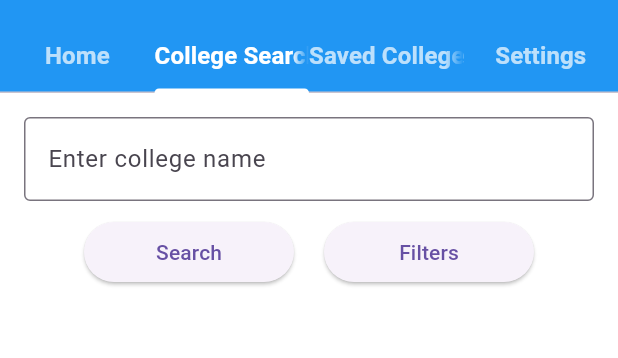
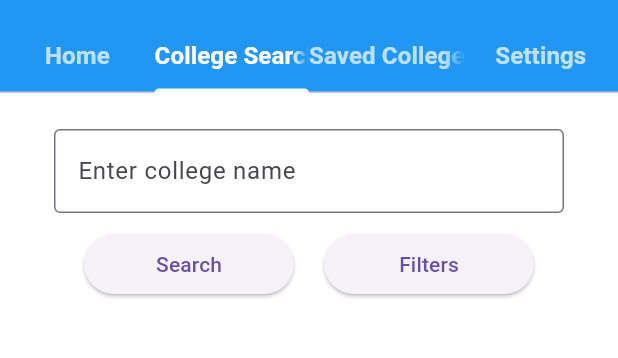
Before and after one commit to zac-cannon/CampusCost, a Flutter app: the screen it shows after launch, tab 2 chosen, on a phone screen of 412 x 824 dp, the part 63-421 px from its top. Run offline on Flutter 3.47's test engine with Material 3 defaults, Android fonts, the light colour scheme and no system bars; our stand-ins replace cloud_firestore, firebase_auth, firebase_core; accounts and stored records are empty; generated files the repository leaves out were written again.

Commit message:
Formatted search page

```diff
--- a/campuscost_app/lib/screens/college_search_screen.dart
+++ b/campuscost_app/lib/screens/college_search_screen.dart
@@ -16,7 +16,6 @@ class _CollegeSearchScreenState extends State<CollegeSearchScreen> {
   int _selectedMaxTuition = 100000;
   bool _selectedIsPublic = true;
   bool _selectedIsPrivate = true;
-
 
   void _searchCollege() async {
     setState(() {
@@ -40,6 +39,7 @@ class _CollegeSearchScreenState extends State<CollegeSearchScreen> {
       _isLoading = false;
     });
   }
+  //Call the 'Favorite Service' to add/remove a college from favorites
   Future<void> _toggleFavorite(Map<String, dynamic> college) async {
     final collegeId = college['id'].toString();
 
@@ -62,12 +62,14 @@ class _CollegeSearchScreenState extends State<CollegeSearchScreen> {
     }
   }
 
-
   @override
   Widget build(BuildContext context) {
     return Scaffold(
       body: Padding(
-        padding: const EdgeInsets.all(16.0),
+        padding: const EdgeInsets.symmetric(horizontal: 36.0, vertical: 24.0),
+        child: Center(
+          child: ConstrainedBox(
+            constraints: BoxConstraints(maxWidth: 1200),
             child: Column(
               children: [
                 TextField(
@@ -83,6 +85,7 @@ class _CollegeSearchScreenState extends State<CollegeSearchScreen> {
                   children: [
                     SizedBox(
                       width: 140,
+                      //Search button
                       child: ElevatedButton(
                         onPressed: _searchCollege,
                         child: Text("Search"),
@@ -93,6 +96,7 @@ class _CollegeSearchScreenState extends State<CollegeSearchScreen> {
                     ),
                     SizedBox(
                       width: 140,
+                      //Filter button to filter page
                       child: ElevatedButton(
                         onPressed: () async {
                           final result = await Navigator.push(
@@ -105,7 +109,7 @@ class _CollegeSearchScreenState extends State<CollegeSearchScreen> {
                               ),
                             ),
                           );
-
+                          //FILTERING:
                           if (result != null && result is Map) {
                             _selectedMaxTuition = result['maxTuition'];
                             _selectedIsPublic = result['isPublic'];
@@ -113,14 +117,14 @@ class _CollegeSearchScreenState extends State<CollegeSearchScreen> {
 
                             print("Selected Max Tuition: $_selectedMaxTuition");
 
+                            //Filtering Logic:
                             setState(() {
                               _colleges = _colleges.where((college) {
                                 final tuition = college["latest.cost.tuition.in_state"] ?? 0;
                                 final ownership = college["school.ownership"];
                                 final matchesTuition = tuition <= _selectedMaxTuition;
-                            final matchesOwnership =
-                                (_selectedIsPublic && ownership == 1) ||
-                                (_selectedIsPrivate && (ownership == 2 || ownership == 3));
+                                final matchesOwnership = // 1 = Public, 2/3 = (For/non Profit) Private
+                                    (_selectedIsPublic && ownership == 1) || (_selectedIsPrivate && (ownership == 2 || ownership == 3));
                                 return matchesTuition && matchesOwnership;
                               }).toList();
                             });
@@ -132,8 +136,7 @@ class _CollegeSearchScreenState extends State<CollegeSearchScreen> {
                   ],
                 ),
 
-
-
+                //RESULTS:
                 SizedBox(height: 20),
                 _isLoading
                     ? CircularProgressIndicator()
@@ -144,6 +147,7 @@ class _CollegeSearchScreenState extends State<CollegeSearchScreen> {
                             final college = _colleges[index];
                             final collegeId = college['id'].toString();
                             final isFavorite = _favoriteIds.contains(collegeId);
+                            // Individual College result:
                             return Card(
                               elevation: 2,
                               child: ListTile(
@@ -180,6 +184,8 @@ class _CollegeSearchScreenState extends State<CollegeSearchScreen> {
               ],
             ),
           ),
+        ),
+      ),
     );
   }
 }
```
Lines whose indentation alone changed are shown as unchanged.
